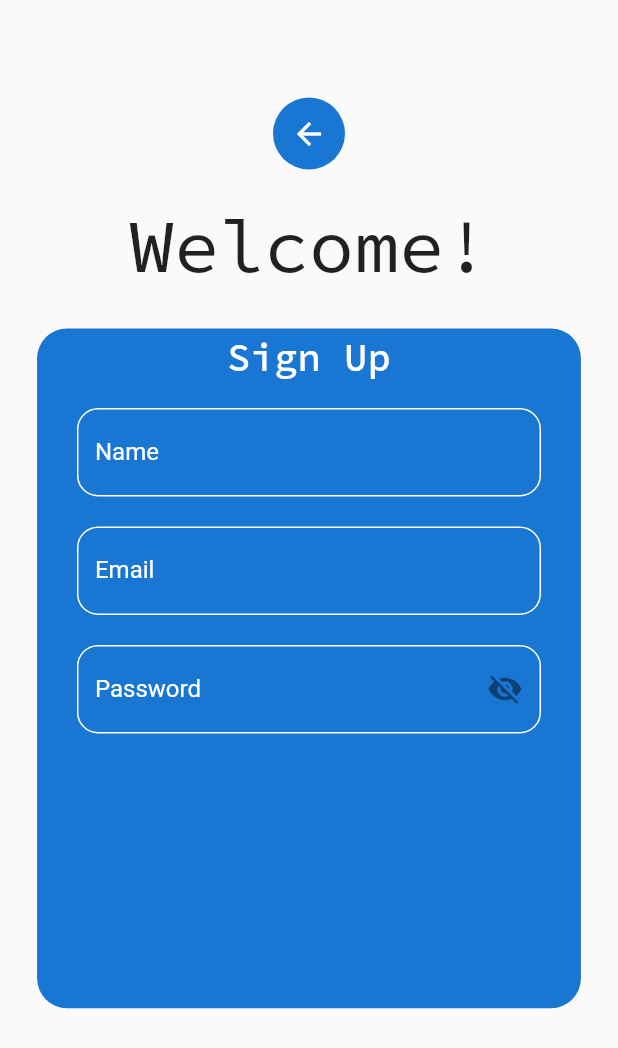
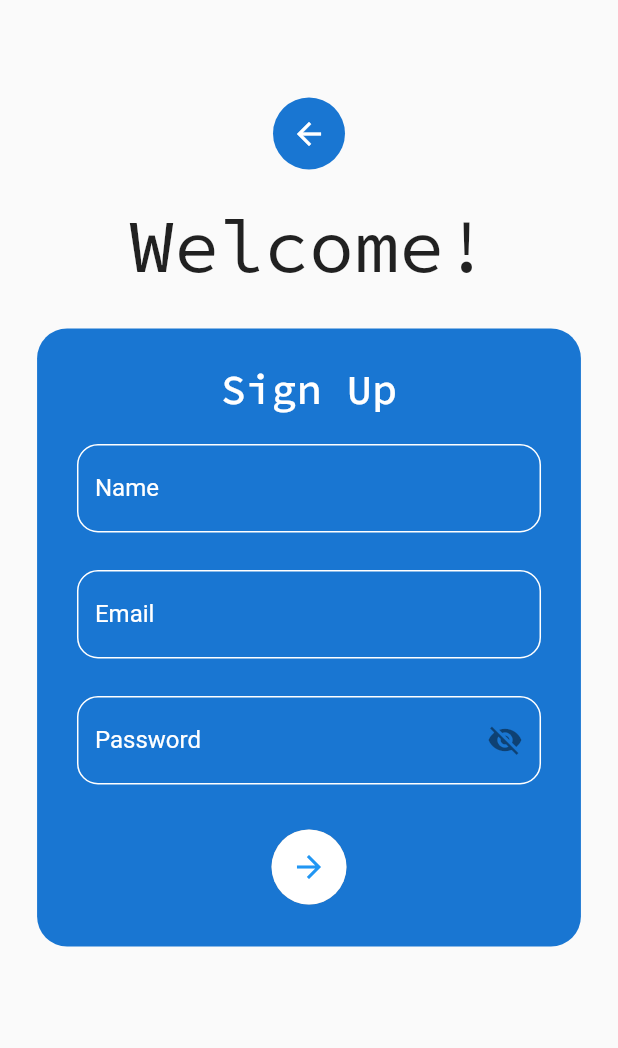
Before and after one commit to mkawa125/flutter_auth_ui, a Flutter app: the signUpPage screen opened directly, on a phone screen of 412 x 824 dp. Shown: the top 1048 px of the screen. Run offline on Flutter 3.47's test engine with Material 2 defaults, Android fonts, the phone set to English and light mode, and no system bars; our stand-ins replace flutter_spinkit, font_awesome_flutter, google_fonts.

Commit message:
Add login button and spink kit

```diff
--- a/lib/signUpPage.dart
+++ b/lib/signUpPage.dart
@@ -1,4 +1,5 @@
 import 'package:flutter/material.dart';
+import 'package:flutter_spinkit/flutter_spinkit.dart';
 import 'package:google_fonts/google_fonts.dart';
 
 // ignore: camel_case_types
@@ -76,7 +77,7 @@ class _signUpPageState extends State<signUpPage> {
                   left: MediaQuery.of(context).size.width * .06,
                 ),
                 child: Container(
-                  height: MediaQuery.of(context).size.height * .55,
+                  height: MediaQuery.of(context).size.height * .50,
                   width: MediaQuery.of(context).size.width * 100,
                   decoration: BoxDecoration(color: Colors.blue[700],
                     borderRadius: BorderRadius.circular(20)
@@ -94,12 +95,13 @@ class _signUpPageState extends State<signUpPage> {
                         children: [
                           Padding(
                             padding: EdgeInsets.only(
-                              bottom: 18
+                              bottom: 20,
+                              top: 20
                             ),
                             child: Text("Sign Up",
                               style: GoogleFonts.sourceCodePro(
                                 color: Colors.white,
-                                fontSize: 26,
+                                fontSize: 28,
                                 fontWeight: FontWeight.w500,
 
                               ),
@@ -161,7 +163,7 @@ class _signUpPageState extends State<signUpPage> {
 
                           Padding(
                             padding: EdgeInsets.only(
-                              top: 20,
+                              top: 25,
                               left: 6,
                               right: 6,
                             ),
@@ -218,7 +220,7 @@ class _signUpPageState extends State<signUpPage> {
                             padding: EdgeInsets.only(
                               left: 6,
                               right: 6,
-                              top: 20
+                              top: 25
                             ),
                             child: TextFormField(cursorColor: Colors.white,
                                 style: TextStyle(color: Colors.white,),
@@ -277,6 +279,38 @@ class _signUpPageState extends State<signUpPage> {
                                 }
                             ),
                           ),
+
+                          GestureDetector(
+                            behavior: HitTestBehavior.opaque,
+                            child: Padding(
+                              padding: EdgeInsets.only(
+                                top: 30,
+                              ),
+                              child: Container(
+                                height: 50,
+                                width: 50,
+                                decoration: BoxDecoration(
+                                  color: Colors.white,
+                                  boxShadow: [
+                                    BoxShadow(
+                                      color: Colors.grey,
+                                    )
+                                  ],
+                                  shape: BoxShape.circle,
+
+                                ),
+                                child: _isLoading?
+                                SpinKitFadingCircle(color: Colors.blue) : Icon(Icons.arrow_forward, color:Colors.blue),
+                              ),
+                            ),
+
+                            onTap: (){
+                              print("Checking credentials");
+                              setState(() {
+                                _isLoading = true;
+                              });
+                            },
+                          ),
                         ],
                       ),
                     ),
--- a/pubspec.yaml
+++ b/pubspec.yaml
@@ -30,6 +30,7 @@ dependencies:
   cupertino_icons: ^1.0.0
   google_fonts: "^1.1.0"
   font_awesome_flutter: "^8.0.0"
+  flutter_spinkit: "^4.0.0"
 
 dev_dependencies:
   flutter_test:
```
Also changed, not shown: pubspec.lock.
